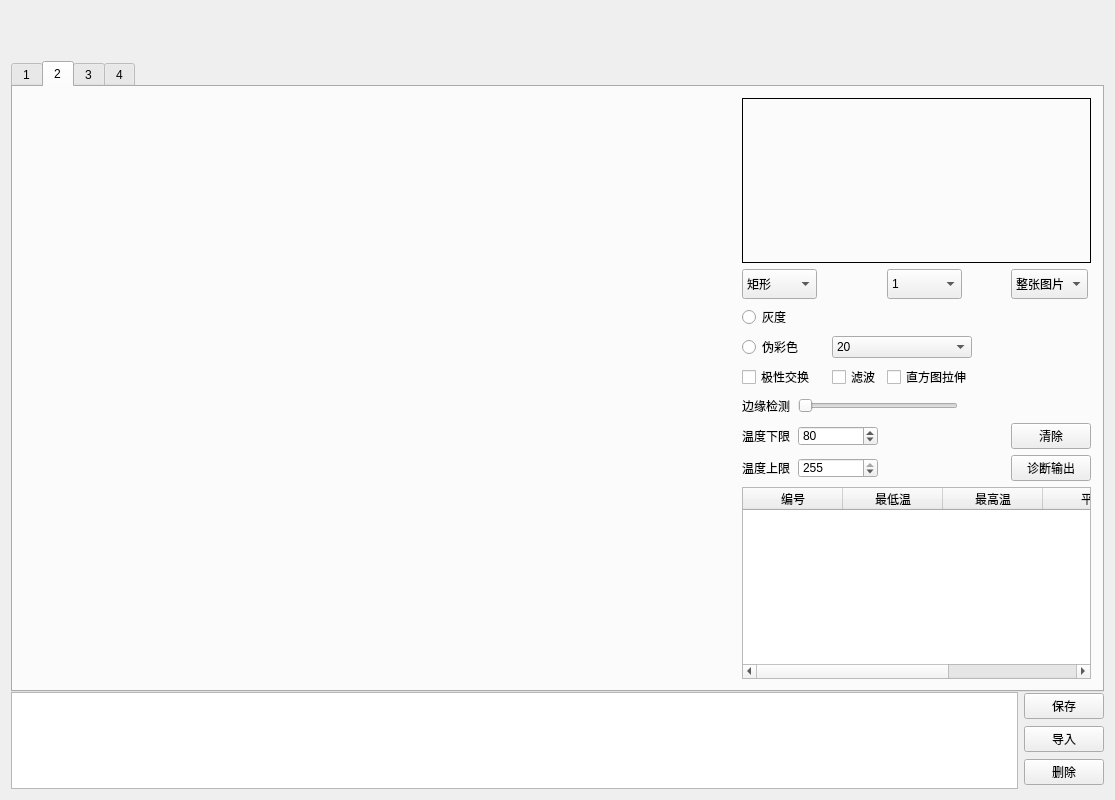
Before: the Qt Designer form MTD-MinGW/widget.ui in wj199046/MTD-20170814, drawn with Qt 5.
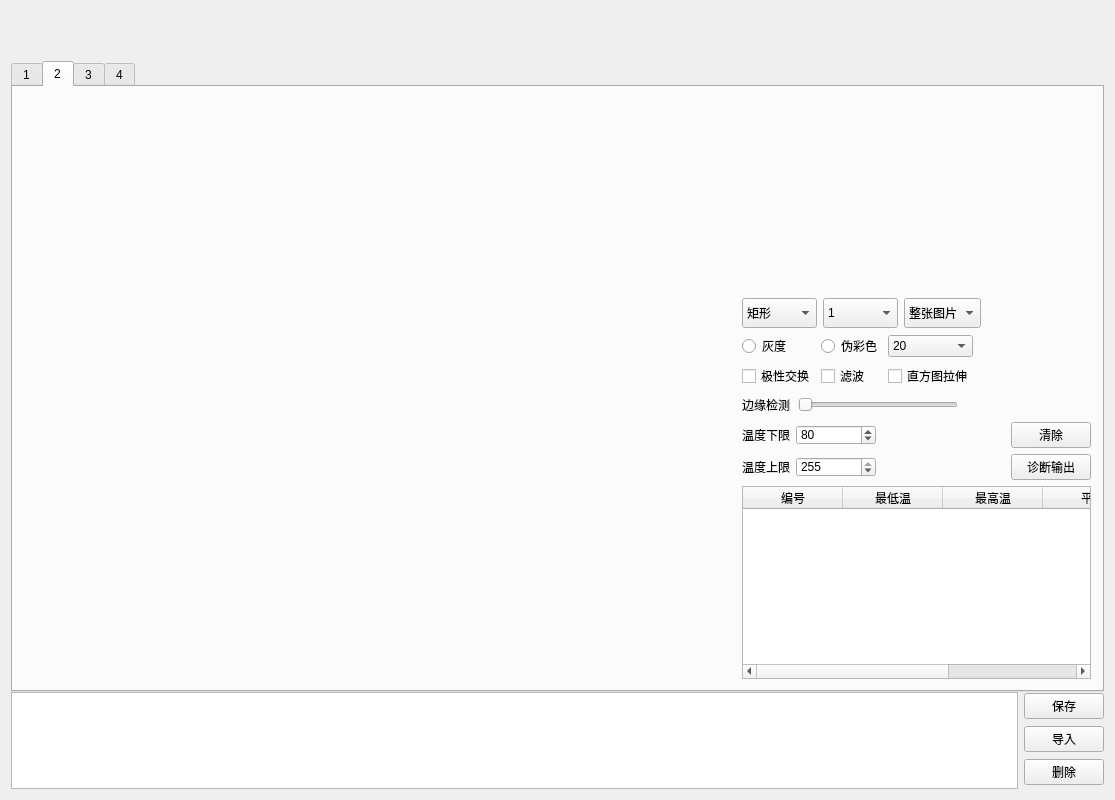
After: the same form once the commit is applied. The open tabs and pages were chosen to show the change. Icons and pictures are not drawn. Custom widgets are drawn as their Qt base class.

Commit message: ui布局修改

The edit to the form file:
```diff
--- a/MTD-MinGW/widget.ui
+++ b/MTD-MinGW/widget.ui
@@ -536,9 +536,9 @@
           <attribute name="title">
            <string>2</string>
           </attribute>
-          <layout class="QVBoxLayout" name="verticalLayout_4">
+          <layout class="QVBoxLayout" name="verticalLayout_17">
            <item>
-            <layout class="QHBoxLayout" name="horizontalLayout_6" stretch="2,1">
+            <layout class="QHBoxLayout" name="horizontalLayout_16" stretch="1,1,1">
              <property name="spacing">
               <number>20</number>
              </property>
@@ -546,11 +546,24 @@
               <widget class="SplitScreenLabelWidget" name="label_analysisPicture" native="true"/>
              </item>
              <item>
-              <layout class="QVBoxLayout" name="verticalLayout_3" stretch="2,1,0">
+              <spacer name="horizontalSpacer_10">
+               <property name="orientation">
+                <enum>Qt::Horizontal</enum>
+               </property>
+               <property name="sizeHint" stdset="0">
+                <size>
+                 <width>40</width>
+                 <height>20</height>
+                </size>
+               </property>
+              </spacer>
+             </item>
+             <item>
+              <layout class="QVBoxLayout" name="verticalLayout_4" stretch="2,1,2">
                <item>
                 <widget class="QLabel" name="label_printScreen">
                  <property name="frameShape">
-                  <enum>QFrame::Box</enum>
+                  <enum>QFrame::NoFrame</enum>
                  </property>
                  <property name="text">
                   <string/>
@@ -558,8 +571,10 @@
                 </widget>
                </item>
                <item>
-                <layout class="QGridLayout" name="gridLayout_2">
-                 <item row="0" column="0" colspan="3">
+                <layout class="QVBoxLayout" name="verticalLayout_3">
+                 <item>
+                  <layout class="QHBoxLayout" name="horizontalLayout_6">
+                   <item>
                   <widget class="QComboBox" name="comboBox_printScreenForm">
                    <property name="sizePolicy">
                     <sizepolicy hsizetype="Fixed" vsizetype="Fixed">
@@ -596,31 +611,7 @@
                    </item>
                   </widget>
                  </item>
-                 <item row="2" column="2" colspan="2">
-                  <widget class="QComboBox" name="comboBox_PseudoColorSelector_2">
                    <item>
-                    <property name="text">
-                     <string>20</string>
-                    </property>
-                   </item>
-                   <item>
-                    <property name="text">
-                     <string>40</string>
-                    </property>
-                   </item>
-                   <item>
-                    <property name="text">
-                     <string>80</string>
-                    </property>
-                   </item>
-                   <item>
-                    <property name="text">
-                     <string>160</string>
-                    </property>
-                   </item>
-                  </widget>
-                 </item>
-                 <item row="0" column="3" colspan="2">
                   <widget class="QComboBox" name="comboBox_splitScreen">
                    <property name="sizePolicy">
                     <sizepolicy hsizetype="Fixed" vsizetype="Fixed">
@@ -651,21 +642,87 @@
                    </item>
                   </widget>
                  </item>
-                 <item row="1" column="0" colspan="3">
-                  <widget class="QRadioButton" name="radioButton_GrayScale_2">
+                   <item>
+                    <widget class="QComboBox" name="comboBox_analysisArea">
+                     <property name="sizePolicy">
+                      <sizepolicy hsizetype="Fixed" vsizetype="Fixed">
+                       <horstretch>0</horstretch>
+                       <verstretch>0</verstretch>
+                      </sizepolicy>
+                     </property>
+                     <property name="minimumSize">
+                      <size>
+                       <width>75</width>
+                       <height>30</height>
+                      </size>
+                     </property>
+                     <item>
                    <property name="text">
-                    <string>灰度</string>
-                   </property>
-                  </widget>
-                 </item>
-                 <item row="2" column="0" colspan="2">
-                  <widget class="QRadioButton" name="radioButton_PseudoColor_2">
+                       <string>整张图片</string>
+                      </property>
+                     </item>
+                     <item>
+                      <property name="text">
+                       <string>局部</string>
+                      </property>
+                     </item>
+                    </widget>
+                   </item>
+                   <item>
+                    <spacer name="horizontalSpacer_7">
+                     <property name="orientation">
+                      <enum>Qt::Horizontal</enum>
+                     </property>
+                     <property name="sizeHint" stdset="0">
+                      <size>
+                       <width>40</width>
+                       <height>20</height>
+                      </size>
+                     </property>
+                    </spacer>
+                   </item>
+                  </layout>
+                 </item>
+                 <item>
+                  <layout class="QGridLayout" name="gridLayout_4">
+                   <item row="0" column="2">
+                    <widget class="QComboBox" name="comboBox_PseudoColorSelector_2">
+                     <item>
                    <property name="text">
-                    <string>伪彩色</string>
-                   </property>
-                  </widget>
-                 </item>
-                 <item row="3" column="0" colspan="2">
+                       <string>20</string>
+                      </property>
+                     </item>
+                     <item>
+                      <property name="text">
+                       <string>40</string>
+                      </property>
+                     </item>
+                     <item>
+                      <property name="text">
+                       <string>80</string>
+                      </property>
+                     </item>
+                     <item>
+                      <property name="text">
+                       <string>160</string>
+                      </property>
+                     </item>
+                    </widget>
+                   </item>
+                   <item row="1" column="1">
+                    <widget class="QCheckBox" name="checkBox_filtration">
+                     <property name="sizePolicy">
+                      <sizepolicy hsizetype="Fixed" vsizetype="Fixed">
+                       <horstretch>0</horstretch>
+                       <verstretch>0</verstretch>
+                      </sizepolicy>
+                     </property>
+                     <property name="text">
+                      <string>滤波</string>
+                     </property>
+                    </widget>
+                   </item>
+                   <item row="1" column="0">
                   <widget class="QCheckBox" name="checkBox_polarityReversal">
                    <property name="sizePolicy">
                     <sizepolicy hsizetype="Fixed" vsizetype="Fixed">
@@ -678,7 +735,83 @@
                    </property>
                   </widget>
                  </item>
-                 <item row="4" column="1" colspan="4">
+                   <item row="1" column="2">
+                    <widget class="QCheckBox" name="checkBox_histogram">
+                     <property name="text">
+                      <string>直方图拉伸</string>
+                     </property>
+                    </widget>
+                   </item>
+                   <item row="0" column="0">
+                    <widget class="QRadioButton" name="radioButton_GrayScale_2">
+                     <property name="text">
+                      <string>灰度</string>
+                     </property>
+                    </widget>
+                   </item>
+                   <item row="0" column="1">
+                    <widget class="QRadioButton" name="radioButton_PseudoColor_2">
+                     <property name="text">
+                      <string>伪彩色</string>
+                     </property>
+                    </widget>
+                   </item>
+                   <item row="0" column="3">
+                    <spacer name="horizontalSpacer_8">
+                     <property name="orientation">
+                      <enum>Qt::Horizontal</enum>
+                     </property>
+                     <property name="sizeHint" stdset="0">
+                      <size>
+                       <width>40</width>
+                       <height>20</height>
+                      </size>
+                     </property>
+                    </spacer>
+                   </item>
+                   <item row="1" column="3">
+                    <spacer name="horizontalSpacer_9">
+                     <property name="orientation">
+                      <enum>Qt::Horizontal</enum>
+                     </property>
+                     <property name="sizeHint" stdset="0">
+                      <size>
+                       <width>40</width>
+                       <height>20</height>
+                      </size>
+                     </property>
+                    </spacer>
+                   </item>
+                  </layout>
+                 </item>
+                 <item>
+                  <layout class="QHBoxLayout" name="horizontalLayout_15">
+                   <item>
+                    <widget class="QLabel" name="label_2">
+                     <property name="sizePolicy">
+                      <sizepolicy hsizetype="Fixed" vsizetype="Fixed">
+                       <horstretch>0</horstretch>
+                       <verstretch>0</verstretch>
+                      </sizepolicy>
+                     </property>
+                     <property name="minimumSize">
+                      <size>
+                       <width>50</width>
+                       <height>12</height>
+                      </size>
+                     </property>
+                     <property name="maximumSize">
+                      <size>
+                       <width>50</width>
+                       <height>12</height>
+                      </size>
+                     </property>
+                     <property name="text">
+                      <string>边缘检测</string>
+                     </property>
+                    </widget>
+                   </item>
+                   <item>
                   <widget class="QSlider" name="horizontalSlider_edgeDetection">
                    <property name="sizePolicy">
                     <sizepolicy hsizetype="Fixed" vsizetype="Fixed">
@@ -703,81 +836,38 @@
                    </property>
                   </widget>
                  </item>
-                 <item row="5" column="0">
+                   <item>
+                    <spacer name="horizontalSpacer_4">
+                     <property name="orientation">
+                      <enum>Qt::Horizontal</enum>
+                     </property>
+                     <property name="sizeHint" stdset="0">
+                      <size>
+                       <width>40</width>
+                       <height>20</height>
+                      </size>
+                     </property>
+                    </spacer>
+                   </item>
+                  </layout>
+                 </item>
+                 <item>
+                  <layout class="QGridLayout" name="gridLayout_2">
+                   <item row="0" column="0">
                   <widget class="QLabel" name="Label_3">
                    <property name="text">
                     <string>温度下限</string>
                    </property>
                   </widget>
                  </item>
-                 <item row="5" column="1" colspan="3">
-                  <widget class="QSpinBox" name="SpinBox_lowerTemperature">
-                   <property name="sizePolicy">
-                    <sizepolicy hsizetype="Fixed" vsizetype="Fixed">
-                     <horstretch>0</horstretch>
-                     <verstretch>0</verstretch>
-                    </sizepolicy>
-                   </property>
-                   <property name="minimumSize">
-                    <size>
-                     <width>80</width>
-                     <height>20</height>
-                    </size>
-                   </property>
-                   <property name="maximumSize">
-                    <size>
-                     <width>80</width>
-                     <height>20</height>
-                    </size>
-                   </property>
-                   <property name="maximum">
-                    <number>255</number>
-                   </property>
-                   <property name="value">
-                    <number>80</number>
-                   </property>
-                  </widget>
-                 </item>
-                 <item row="6" column="0">
+                   <item row="1" column="0">
                   <widget class="QLabel" name="Label_4">
                    <property name="text">
                     <string>温度上限</string>
                    </property>
                   </widget>
                  </item>
-                 <item row="4" column="0">
-                  <widget class="QLabel" name="label_2">
-                   <property name="sizePolicy">
-                    <sizepolicy hsizetype="Fixed" vsizetype="Fixed">
-                     <horstretch>0</horstretch>
-                     <verstretch>0</verstretch>
-                    </sizepolicy>
-                   </property>
-                   <property name="minimumSize">
-                    <size>
-                     <width>50</width>
-                     <height>12</height>
-                    </size>
-                   </property>
-                   <property name="maximumSize">
-                    <size>
-                     <width>50</width>
-                     <height>12</height>
-                    </size>
-                   </property>
-                   <property name="text">
-                    <string>边缘检测</string>
-                   </property>
-                  </widget>
-                 </item>
-                 <item row="3" column="3">
-                  <widget class="QCheckBox" name="checkBox_histogram">
-                   <property name="text">
-                    <string>直方图拉伸</string>
-                   </property>
-                  </widget>
-                 </item>
-                 <item row="6" column="1" colspan="3">
+                   <item row="1" column="1">
                   <widget class="QSpinBox" name="SpinBox_upperTemperature">
                    <property name="sizePolicy">
                     <sizepolicy hsizetype="Fixed" vsizetype="Fixed">
@@ -805,58 +895,75 @@
                    </property>
                   </widget>
                  </item>
-                 <item row="3" column="2">
-                  <widget class="QCheckBox" name="checkBox_filtration">
-                   <property name="sizePolicy">
-                    <sizepolicy hsizetype="Fixed" vsizetype="Fixed">
-                     <horstretch>0</horstretch>
-                     <verstretch>0</verstretch>
-                    </sizepolicy>
-                   </property>
-                   <property name="text">
-                    <string>滤波</string>
-                   </property>
-                  </widget>
-                 </item>
-                 <item row="0" column="5">
-                  <widget class="QComboBox" name="comboBox_analysisArea">
-                   <property name="sizePolicy">
-                    <sizepolicy hsizetype="Fixed" vsizetype="Fixed">
-                     <horstretch>0</horstretch>
-                     <verstretch>0</verstretch>
-                    </sizepolicy>
-                   </property>
-                   <property name="minimumSize">
-                    <size>
-                     <width>75</width>
-                     <height>30</height>
-                    </size>
-                   </property>
-                   <item>
-                    <property name="text">
-                     <string>整张图片</string>
-                    </property>
-                   </item>
-                   <item>
-                    <property name="text">
-                     <string>局部</string>
-                    </property>
-                   </item>
-                  </widget>
-                 </item>
-                 <item row="6" column="5">
+                   <item row="1" column="3">
                   <widget class="QPushButton" name="outputBtn">
                    <property name="text">
                     <string>诊断输出</string>
                    </property>
                   </widget>
                  </item>
-                 <item row="5" column="5">
+                   <item row="0" column="3">
                   <widget class="QPushButton" name="pushButton_clearArea">
                    <property name="text">
                     <string>清除</string>
                    </property>
                   </widget>
+                   </item>
+                   <item row="0" column="1">
+                    <widget class="QSpinBox" name="SpinBox_lowerTemperature">
+                     <property name="sizePolicy">
+                      <sizepolicy hsizetype="Fixed" vsizetype="Fixed">
+                       <horstretch>0</horstretch>
+                       <verstretch>0</verstretch>
+                      </sizepolicy>
+                     </property>
+                     <property name="minimumSize">
+                      <size>
+                       <width>80</width>
+                       <height>20</height>
+                      </size>
+                     </property>
+                     <property name="maximumSize">
+                      <size>
+                       <width>80</width>
+                       <height>20</height>
+                      </size>
+                     </property>
+                     <property name="maximum">
+                      <number>255</number>
+                     </property>
+                     <property name="value">
+                      <number>80</number>
+                     </property>
+                    </widget>
+                   </item>
+                   <item row="0" column="2">
+                    <spacer name="horizontalSpacer_5">
+                     <property name="orientation">
+                      <enum>Qt::Horizontal</enum>
+                     </property>
+                     <property name="sizeHint" stdset="0">
+                      <size>
+                       <width>40</width>
+                       <height>20</height>
+                      </size>
+                     </property>
+                    </spacer>
+                   </item>
+                   <item row="1" column="2">
+                    <spacer name="horizontalSpacer_6">
+                     <property name="orientation">
+                      <enum>Qt::Horizontal</enum>
+                     </property>
+                     <property name="sizeHint" stdset="0">
+                      <size>
+                       <width>40</width>
+                       <height>20</height>
+                      </size>
+                     </property>
+                    </spacer>
+                   </item>
+                  </layout>
                  </item>
                 </layout>
                </item>
```
Left out of the diff: 2 changed lines with no effect on the pictures. Lines whose indentation alone changed are shown as unchanged.
